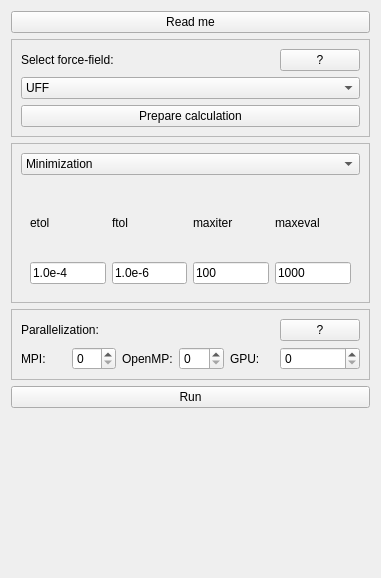
Above: vipster/qt/toolwidgets/lammpswidget.lmp.ui from sgsaenger/vipster before the change. Below: the same form after it.
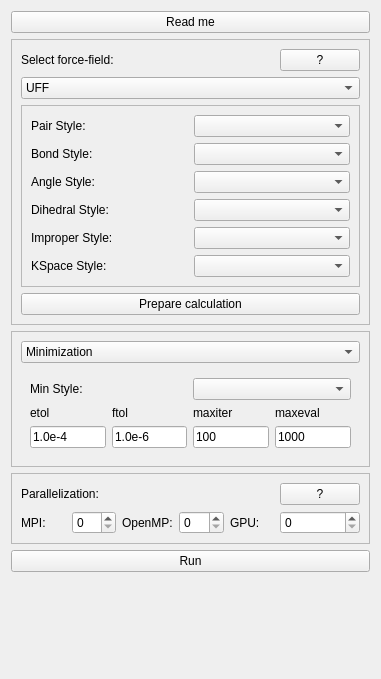
That is the form after the change. The open tabs and pages were chosen to show the change.

```diff
--- a/vipster/qt/toolwidgets/lammpswidget.lmp.ui
+++ b/vipster/qt/toolwidgets/lammpswidget.lmp.ui
@@ -7,7 +7,7 @@
     <x>0</x>
     <y>0</y>
     <width>381</width>
-    <height>578</height>
+    <height>679</height>
    </rect>
   </property>
   <property name="windowTitle">
@@ -78,6 +78,101 @@
           <string>UFF</string>
          </property>
         </item>
+        <item>
+         <property name="text">
+          <string>Custom</string>
+         </property>
+        </item>
+       </widget>
+      </item>
+      <item>
+       <widget class="QFrame" name="customFrame">
+        <property name="frameShape">
+         <enum>QFrame::StyledPanel</enum>
+        </property>
+        <property name="frameShadow">
+         <enum>QFrame::Raised</enum>
+        </property>
+        <layout class="QGridLayout" name="gridLayout_4">
+         <item row="0" column="1">
+          <widget class="QComboBox" name="pairSel"/>
+         </item>
+         <item row="0" column="0">
+          <widget class="QLabel" name="pairLabel">
+           <property name="text">
+            <string>Pair Style:</string>
+           </property>
+           <property name="buddy">
+            <cstring>pairSel</cstring>
+           </property>
+          </widget>
+         </item>
+         <item row="2" column="0">
+          <widget class="QLabel" name="angleLabel">
+           <property name="text">
+            <string>Angle Style:</string>
+           </property>
+           <property name="buddy">
+            <cstring>angleSel</cstring>
+           </property>
+          </widget>
+         </item>
+         <item row="3" column="0">
+          <widget class="QLabel" name="dihedLabel">
+           <property name="text">
+            <string>Dihedral Style:</string>
+           </property>
+           <property name="buddy">
+            <cstring>dihedSel</cstring>
+           </property>
+          </widget>
+         </item>
+         <item row="4" column="0">
+          <widget class="QLabel" name="impropLabel">
+           <property name="text">
+            <string>Improper Style:</string>
+           </property>
+           <property name="buddy">
+            <cstring>impropSel</cstring>
+           </property>
+          </widget>
+         </item>
+         <item row="1" column="0">
+          <widget class="QLabel" name="bondLabel">
+           <property name="text">
+            <string>Bond Style:</string>
+           </property>
+           <property name="buddy">
+            <cstring>bondSel</cstring>
+           </property>
+          </widget>
+         </item>
+         <item row="5" column="0">
+          <widget class="QLabel" name="kspaceLabel">
+           <property name="text">
+            <string>KSpace Style:</string>
+           </property>
+           <property name="buddy">
+            <cstring>kspaceSel</cstring>
+           </property>
+          </widget>
+         </item>
+         <item row="1" column="1">
+          <widget class="QComboBox" name="bondSel"/>
+         </item>
+         <item row="2" column="1">
+          <widget class="QComboBox" name="angleSel"/>
+         </item>
+         <item row="3" column="1">
+          <widget class="QComboBox" name="dihedSel"/>
+         </item>
+         <item row="4" column="1">
+          <widget class="QComboBox" name="impropSel"/>
+         </item>
+         <item row="5" column="1">
+          <widget class="QComboBox" name="kspaceSel"/>
+         </item>
+        </layout>
        </widget>
       </item>
       <item>
@@ -210,31 +305,35 @@
         </property>
         <widget class="QWidget" name="minPage">
          <layout class="QGridLayout" name="gridLayout_3">
-          <item row="0" column="2">
-           <widget class="QLabel" name="maxItLabel">
+          <item row="2" column="2">
+           <widget class="QLineEdit" name="maxItInput">
             <property name="text">
-             <string>maxiter</string>
+             <string>100</string>
             </property>
            </widget>
           </item>
-          <item row="0" column="0">
-           <widget class="QLabel" name="etolLabel">
-            <property name="toolTip">
-             <string>Stopping tolerance for energy change (unitless, depends on system size)</string>
-            </property>
-            <property name="text">
-             <string>etol</string>
-            </property>
-           </widget>
-          </item>
-          <item row="0" column="3">
+          <item row="1" column="3">
            <widget class="QLabel" name="maxevalLabel">
             <property name="text">
              <string>maxeval</string>
             </property>
            </widget>
           </item>
-          <item row="0" column="1">
+          <item row="2" column="3">
+           <widget class="QLineEdit" name="maxevalInput">
+            <property name="text">
+             <string>1000</string>
+            </property>
+           </widget>
+          </item>
+          <item row="2" column="1">
+           <widget class="QLineEdit" name="ftolInput">
+            <property name="text">
+             <string>1.0e-6</string>
+            </property>
+           </widget>
+          </item>
+          <item row="1" column="1">
            <widget class="QLabel" name="ftolLabel">
             <property name="toolTip">
              <string>Stopping tolerance for force (kcal/mol*angstrom)</string>
@@ -244,31 +343,48 @@
             </property>
            </widget>
           </item>
-          <item row="1" column="0">
+          <item row="1" column="2">
+           <widget class="QLabel" name="maxItLabel">
+            <property name="text">
+             <string>maxiter</string>
+            </property>
+           </widget>
+          </item>
+          <item row="2" column="0">
            <widget class="QLineEdit" name="etolInput">
             <property name="text">
              <string>1.0e-4</string>
             </property>
            </widget>
           </item>
-          <item row="1" column="1">
-           <widget class="QLineEdit" name="ftolInput">
+          <item row="1" column="0">
+           <widget class="QLabel" name="etolLabel">
+            <property name="toolTip">
+             <string>Stopping tolerance for energy change (unitless, depends on system size)</string>
+            </property>
             <property name="text">
-             <string>1.0e-6</string>
+             <string>etol</string>
             </property>
            </widget>
           </item>
-          <item row="1" column="2">
-           <widget class="QLineEdit" name="maxItInput">
+          <item row="0" column="0" colspan="2">
+           <widget class="QLabel" name="minLabel">
             <property name="text">
-             <string>100</string>
+             <string>Min Style:</string>
             </property>
            </widget>
           </item>
-          <item row="1" column="3">
-           <widget class="QLineEdit" name="maxevalInput">
+          <item row="0" column="2" colspan="2">
+           <widget class="QComboBox" name="minSel"/>
+          </item>
+         </layout>
+        </widget>
+        <widget class="QWidget" name="page_2">
+         <layout class="QGridLayout" name="gridLayout_5">
+          <item row="0" column="0">
+           <widget class="QLabel" name="mdLabel">
             <property name="text">
-             <string>1000</string>
+             <string>Integrating fix:</string>
             </property>
            </widget>
           </item>
```
Left out of the diff: 14 changed lines with no effect on the pictures.
